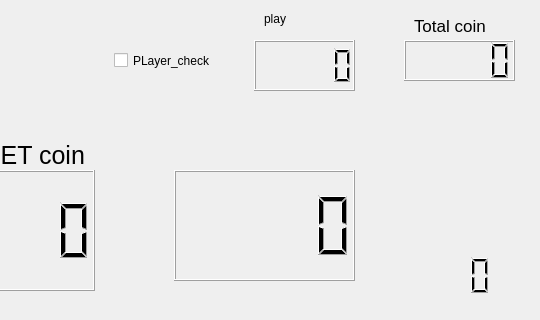
Before: the Qt Designer form Final_2/sw_project/dialog.ui in Leejeunghun/sw_project, drawn with Qt 5; both pictures show x 96 to 636 and y 0 to 320 of the 636 by 432 pixel window.
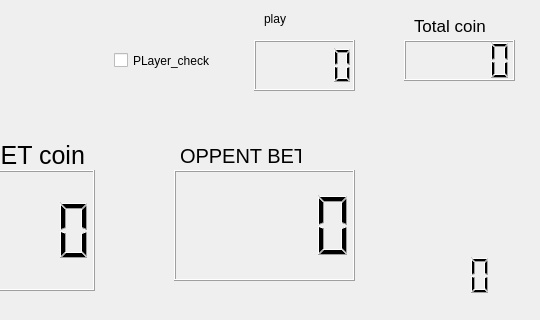
After: the same form once the commit is applied. Icons and pictures are not drawn.

The edit to the form file:
```diff
--- a/Final_2/sw_project/dialog.ui
+++ b/Final_2/sw_project/dialog.ui
@@ -221,6 +221,24 @@
     </rect>
    </property>
   </widget>
+  <widget class="QLabel" name="label_6">
+   <property name="geometry">
+    <rect>
+     <x>276</x>
+     <y>140</y>
+     <width>121</width>
+     <height>31</height>
+    </rect>
+   </property>
+   <property name="font">
+    <font>
+     <pointsize>15</pointsize>
+    </font>
+   </property>
+   <property name="text">
+    <string>OPPENT BET</string>
+   </property>
+  </widget>
   <zorder>label_4</zorder>
   <zorder>gridLayoutWidget</zorder>
   <zorder>lcdNumber_bet</zorder>
```
Left out of the diff: 1 changed line with no effect on the pictures.
